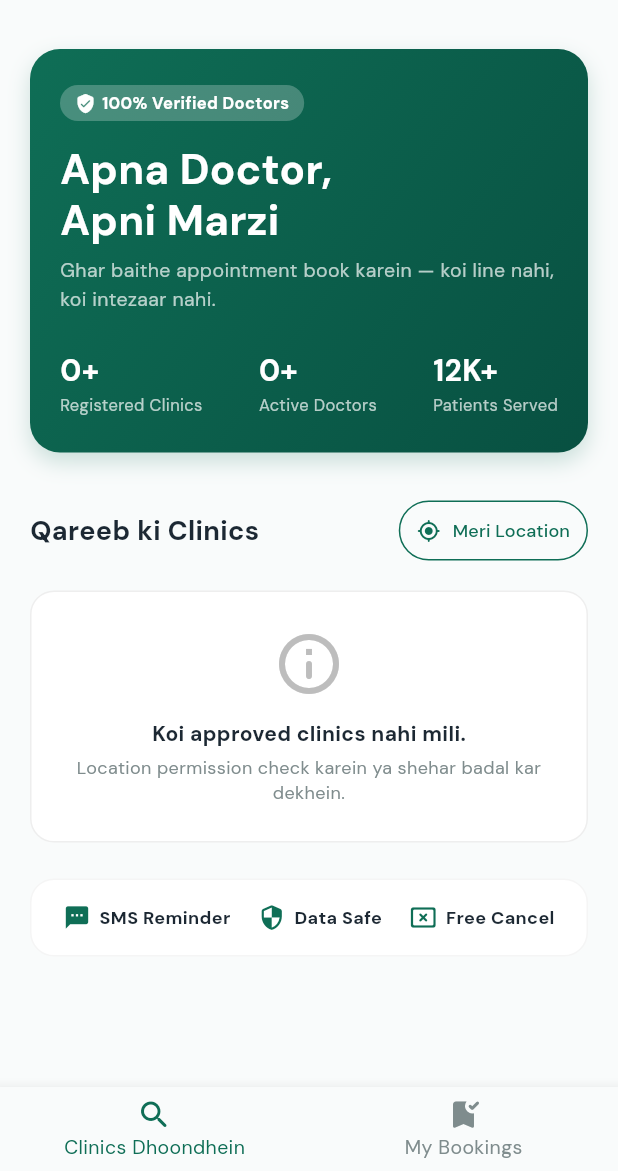
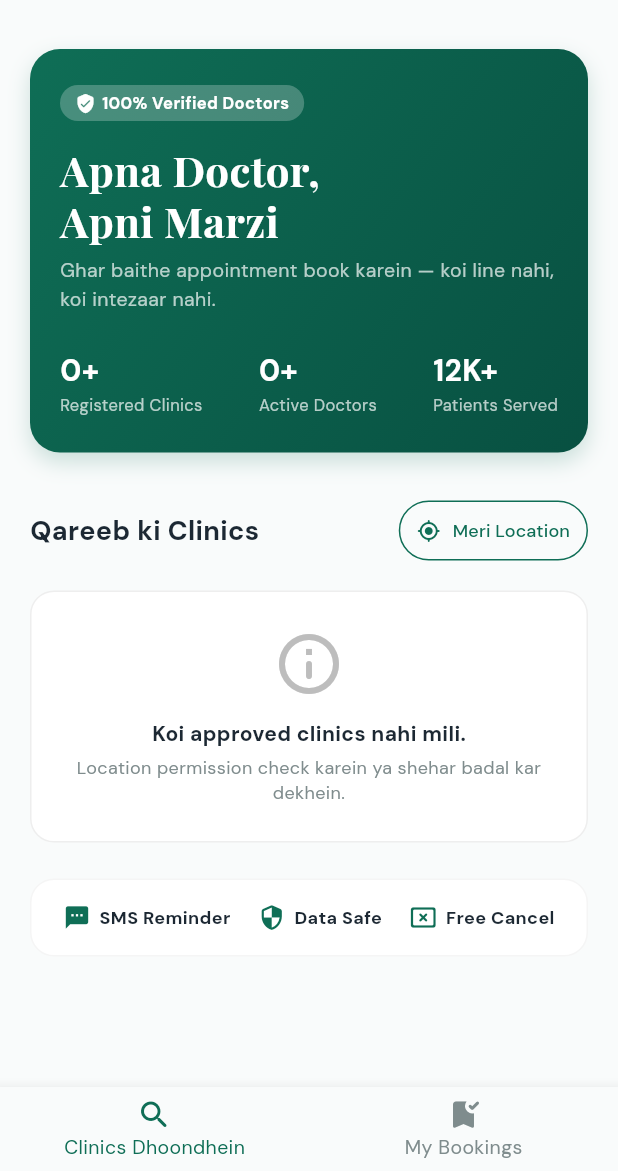
Before and after one commit to FaakhirMemon03/Nazdeeqi-Doctor, a Flutter app: the PatientHomeScreen screen opened directly, on a phone screen of 412 x 824 dp, the part 65-1236 px from its top. Run offline on Flutter 3.47's test engine with Material 3 defaults, Android fonts, the phone set to English and light mode, and no system bars; our stand-ins replace cloud_firestore, firebase_auth, firebase_core, geolocator, google_fonts, shared_preferences; accounts and stored records are empty; statements that could not run were skipped.

```diff
--- a/nazdeeqi_doctor/lib/screens/patient/patient_home_screen.dart
+++ b/nazdeeqi_doctor/lib/screens/patient/patient_home_screen.dart
@@ -1,5 +1,6 @@
 import 'package:flutter/material.dart';
 import 'package:provider/provider.dart';
+import 'package:google_fonts/google_fonts.dart';
 import '../../constants/colors.dart';
 import '../../constants/nazdeeqi_loader.dart';
 import '../../providers/app_state.dart';
@@ -251,9 +252,9 @@ class _ExploreClinicsTabState extends State<ExploreClinicsTab> {
                       ),
                     ),
                     const SizedBox(height: 16),
-                    const Text(
+                    Text(
                       'Apna Doctor,\nApni Marzi',
-                      style: TextStyle(fontSize: 28, fontWeight: FontWeight.bold, color: Colors.white, height: 1.2),
+                      style: GoogleFonts.playfairDisplay(fontSize: 28, fontWeight: FontWeight.bold, color: Colors.white, height: 1.2),
                     ),
                     const SizedBox(height: 6),
                     const Text(
```
Also changed, not shown: nazdeeqi_doctor/lib/screens/splash_screen.dart (+4 -3 lines).
